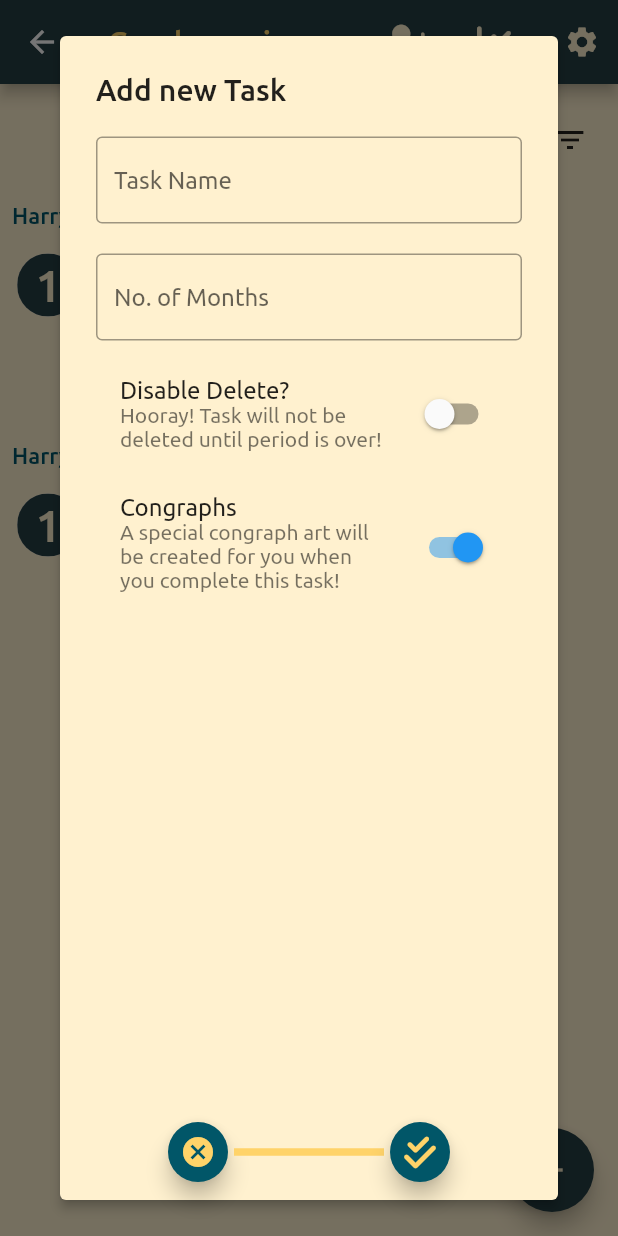
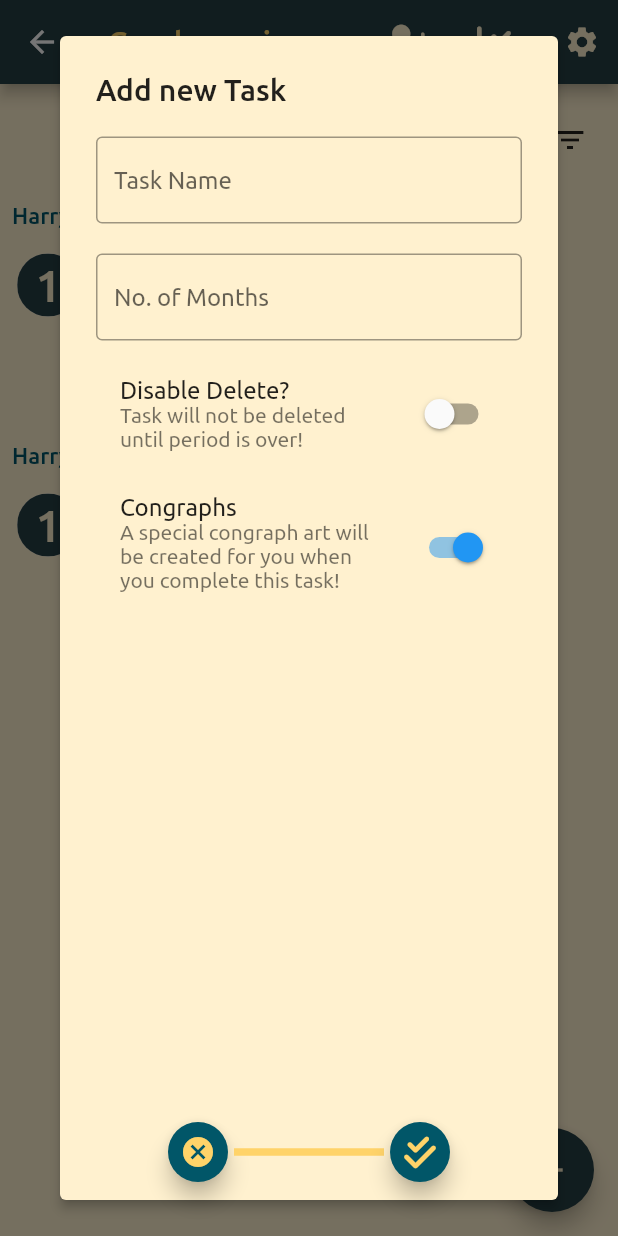
Before and after one commit to smilefocal/cong-m1, a Flutter app: the HomePage screen opened directly with empty values, after a tap on the "add" icon, on a phone screen of 412 x 824 dp. Run offline on Flutter 3.47's test engine with Material 2 defaults, Android fonts, the phone set to English and light mode, and no system bars; our stand-ins replace firebase_auth, firebase_core, flutter_bloc, flutter_spinkit, font_awesome_flutter, google_sign_in and 1 more; accounts and stored records are empty.

```diff
--- /dev/null
+++ b/lib/home/cubit/congraphs_switch_cubit.dart
@@ -0,0 +1,8 @@
+import 'package:flutter_bloc/flutter_bloc.dart';
+
+class CongraphsSwitchCubit extends Cubit<bool> {
+  CongraphsSwitchCubit() : super(true);
+
+  generateCongraph() => emit(true);
+  disableCongraph() => emit(false);
+}
--- a/lib/home/cubit/switch_control_cubit.dart
+++ b/lib/home/cubit/switch_control_cubit.dart
@@ -3,7 +3,7 @@ import 'package:flutter_bloc/flutter_bloc.dart';
 ///This controls the behavior of the deletion status.
 ///i.e whether or not to allow deletion of task.
 class SwitchControlCubit extends Cubit<bool> {
-  SwitchControlCubit() : super(true);
+  SwitchControlCubit() : super(false);
 
   void activateSwitch() => emit(true);
   void deactivateSwitch() => emit(false);
--- a/lib/home/modules/floating_button_module.dart
+++ b/lib/home/modules/floating_button_module.dart
@@ -1,7 +1,11 @@
+import 'package:congraph/home/cubit/switch_control_cubit.dart';
 import 'package:congraph/home/modules/task_module.dart';
 import 'package:congraph/styles/app_colors.dart';
 import 'package:flutter/material.dart';
+import 'package:flutter_bloc/flutter_bloc.dart';
 import 'package:font_awesome_flutter/font_awesome_flutter.dart';
+
+import '../cubit/congraphs_switch_cubit.dart';
 
 class FloatingButtonModule extends StatelessWidget {
   const FloatingButtonModule({Key? key}) : super(key: key);
@@ -15,14 +19,20 @@ class FloatingButtonModule extends StatelessWidget {
             backgroundColor: AppColors.color4,
             elevation: 3.0,
             content: Column(
-              children: const [
-                AddNewTaskTextField(),
-                _PageSpacing(),
-                AddNumberOfMonthsTextField(),
-                _PageSpacing(),
-                DisableDeleteSwitch(),
-                _PageSpacing(),
-                DisableCongraphSwitch(),
+              children: [
+                const AddNewTaskTextField(),
+                const _PageSpacing(),
+                const AddNumberOfMonthsTextField(),
+                const _PageSpacing(),
+                BlocProvider(
+                  create: (context) => SwitchControlCubit(),
+                  child: const DisableDeleteSwitch(),
+                ),
+                const _PageSpacing(),
+                BlocProvider(
+                  create: (context) => CongraphsSwitchCubit(),
+                  child: const DisableCongraphSwitch(),
+                ),
               ],
             ),
             actions: [
@@ -95,11 +105,23 @@ class DisableDeleteSwitch extends StatelessWidget {
 
   @override
   Widget build(BuildContext context) {
+    return BlocBuilder<SwitchControlCubit, bool>(
+      builder: (context, state) {
         return ListTile(
           title: const Text('Disable Delete?'),
           subtitle:
-          const Text('Hooray! Task will not be deleted until period is over!'),
-      trailing: Switch(value: false, onChanged: (val) {}),
+              const Text('Task will not be deleted until period is over!'),
+          trailing: Switch(
+              value: context.read<SwitchControlCubit>().state,
+              onChanged: (val) {
+                if (val == true) {
+                  context.read<SwitchControlCubit>().activateSwitch();
+                } else {
+                  context.read<SwitchControlCubit>().deactivateSwitch();
+                }
+              }),
+        );
+      },
     );
   }
 }
@@ -110,11 +132,25 @@ class DisableCongraphSwitch extends StatelessWidget {
 
   @override
   Widget build(BuildContext context) {
+    return BlocBuilder<CongraphsSwitchCubit, bool>(
+      builder: (context, state) {
         return ListTile(
           title: const Text('Congraphs'),
           subtitle: const Text(
-          'A special congraph art will be created for you when you complete this task!'),
-      trailing: Switch(value: true, onChanged: (val) {}),
+            'A special congraph art will be created for you when you complete this task!',
+          ),
+          trailing: Switch(
+            value: context.read<CongraphsSwitchCubit>().state,
+            onChanged: (val) {
+              if (val == true) {
+                context.read<CongraphsSwitchCubit>().generateCongraph();
+              } else {
+                context.read<CongraphsSwitchCubit>().disableCongraph();
+              }
+            },
+          ),
+        );
+      },
     );
   }
 }
```
Lines whose indentation alone changed are shown as unchanged.
